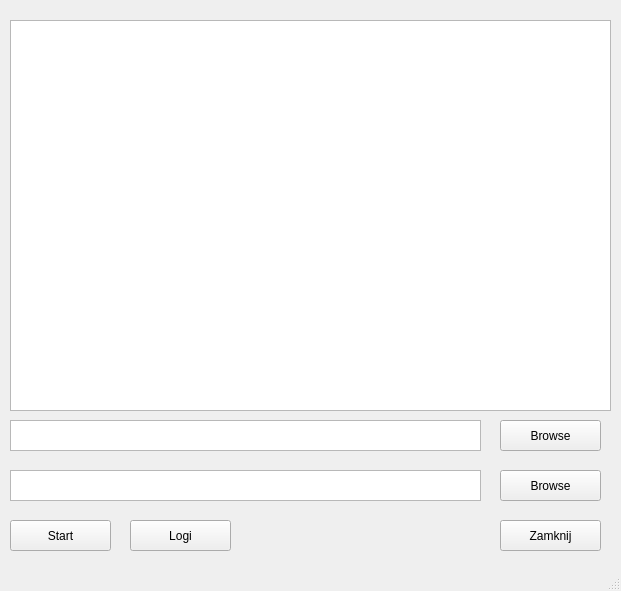
The window that MainWindow.ui (GCFprojects/TeRi) describes before a commit, drawn with Qt 5.
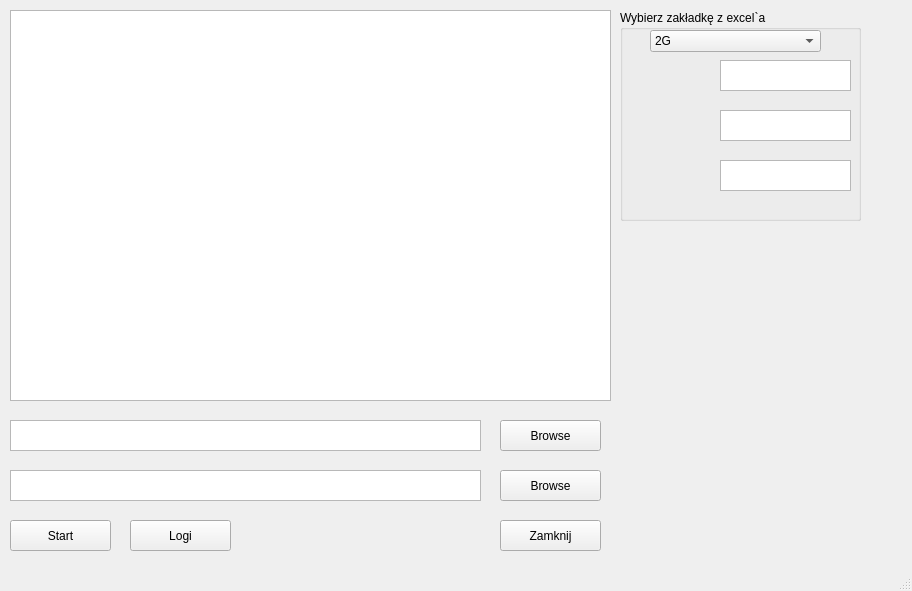
The same window after the commit.

Commit message: Główne okno programu. Dodano combobox i pola textowe do wprowadzania w których kolumnach wprowadzane będą wyniki.

Diff of the .ui file:
```diff
--- a/MainWindow.ui
+++ b/MainWindow.ui
@@ -6,7 +6,7 @@
    <rect>
     <x>0</x>
     <y>0</y>
-    <width>621</width>
+    <width>912</width>
     <height>591</height>
    </rect>
   </property>
@@ -18,7 +18,7 @@
     <property name="geometry">
      <rect>
       <x>10</x>
-      <y>20</y>
+      <y>10</y>
       <width>601</width>
       <height>391</height>
      </rect>
@@ -109,6 +109,80 @@
      <string>Logi</string>
     </property>
    </widget>
+   <widget class="QGroupBox" name="excelSheets">
+    <property name="geometry">
+     <rect>
+      <x>620</x>
+      <y>10</y>
+      <width>241</width>
+      <height>211</height>
+     </rect>
+    </property>
+    <property name="title">
+     <string>Wybierz zakładkę z excel`a</string>
+    </property>
+    <property name="flat">
+     <bool>false</bool>
+    </property>
+    <property name="checkable">
+     <bool>false</bool>
+    </property>
+    <widget class="QComboBox" name="comboBox">
+     <property name="geometry">
+      <rect>
+       <x>30</x>
+       <y>20</y>
+       <width>171</width>
+       <height>22</height>
+      </rect>
+     </property>
+     <item>
+      <property name="text">
+       <string>2G</string>
+      </property>
+     </item>
+     <item>
+      <property name="text">
+       <string>3G</string>
+      </property>
+     </item>
+     <item>
+      <property name="text">
+       <string>AT&amp;T</string>
+      </property>
+     </item>
+    </widget>
+    <widget class="QTextBrowser" name="textBrowser">
+     <property name="geometry">
+      <rect>
+       <x>100</x>
+       <y>50</y>
+       <width>131</width>
+       <height>31</height>
+      </rect>
+     </property>
+    </widget>
+    <widget class="QTextBrowser" name="textBrowser_2">
+     <property name="geometry">
+      <rect>
+       <x>100</x>
+       <y>100</y>
+       <width>131</width>
+       <height>31</height>
+      </rect>
+     </property>
+    </widget>
+    <widget class="QTextBrowser" name="textBrowser_3">
+     <property name="geometry">
+      <rect>
+       <x>100</x>
+       <y>150</y>
+       <width>131</width>
+       <height>31</height>
+      </rect>
+     </property>
+    </widget>
+   </widget>
   </widget>
   <widget class="QMenuBar" name="menubar">
    <property name="geometry">
```
Left out of the diff: 4 changed lines with no effect on the pictures. The commit also changes 1 other file.
